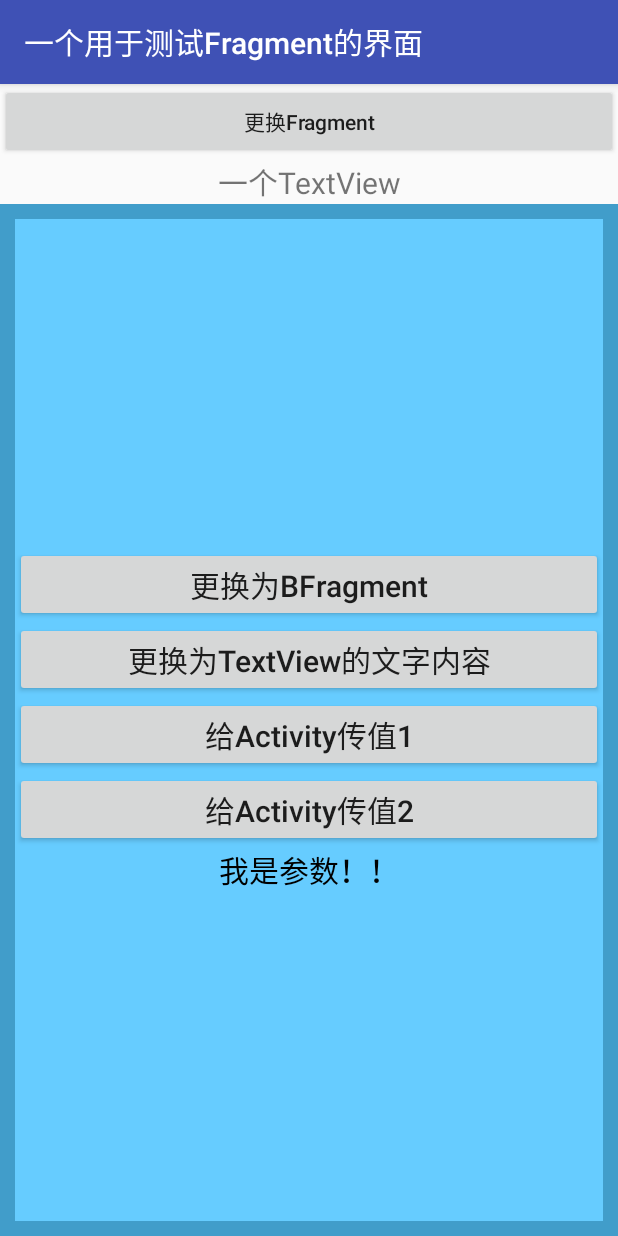
After one commit to wx98/MyFirstAndroidProject, an Android app: the AFragment screen opened directly, with no data from a screen before it, on a phone screen of 412 x 824 dp. The commit adds this screen. Run offline under Robolectric (Android 15) with nearby library versions, the phone set to English and light mode, and no system bars.

Commit message:
更新Fragment测试窗口

```diff
--- /dev/null
+++ b/app/src/main/java/cn/wxxwwx98/testone/fragment/AFragment.java
@@ -0,0 +1,120 @@
+package cn.wxxwwx98.testone.fragment;
+
+import android.app.Activity;
+import android.content.Context;
+import android.os.Bundle;
+import android.support.annotation.NonNull;
+import android.support.annotation.Nullable;
+import android.support.v4.app.Fragment;
+import android.util.Log;
+import android.view.LayoutInflater;
+import android.view.View;
+import android.view.ViewGroup;
+import android.widget.Button;
+import android.widget.TextView;
+
+import cn.wxxwwx98.testone.R;
+
+public class AFragment extends Fragment {
+    private TextView mtv;
+//    private Activity mActivity;
+    private Button mBtnChange;
+    private Button mBtnReset;
+    private Button mBtnMessage;
+    private Button mBtnMessage2;
+    private BFragment bFragment;
+    private IOnMessageClick listener;
+
+
+    public static AFragment newInstance(String s){
+        AFragment fragment = new AFragment();
+        Bundle bundle = new Bundle();
+        bundle.putString("title",s);
+        fragment.setArguments(bundle);
+        return fragment;
+    }
+
+    @Nullable
+    @Override
+    public View onCreateView(@NonNull LayoutInflater inflater, @Nullable ViewGroup container, @Nullable Bundle savedInstanceState) {
+        View view =  inflater.inflate(R.layout.fragment_a,container,false);
+//        return super.onCreateView(inflater, container, savedInstanceState);
+        Log.d("AFragment ","-----onCreateView----");
+        return  view;
+    }
+
+    @Override
+    public void onViewCreated(@NonNull View view, @Nullable Bundle savedInstanceState) {
+        super.onViewCreated(view, savedInstanceState);
+        mtv = view.findViewById(R.id.tv_title);
+        mBtnChange = view.findViewById(R.id.btn_change);
+        mBtnReset = view.findViewById(R.id.btn_reset);
+        mBtnMessage = view.findViewById(R.id.btn_message);
+        mBtnMessage2 = view.findViewById(R.id.btn_message2);
+        mBtnChange.setOnClickListener(new View.OnClickListener() {
+            @Override
+            public void onClick(View v) {
+                if(bFragment == null)bFragment = new BFragment();
+                Fragment fragment = getFragmentManager().findFragmentByTag("a");
+                if(fragment != null){
+                    getFragmentManager().beginTransaction().hide(fragment).add(R.id.fl_container,bFragment).addToBackStack(null).commitAllowingStateLoss();
+                }else{
+                    getFragmentManager().beginTransaction().replace(R.id.fl_container,bFragment).addToBackStack(null).commitAllowingStateLoss();
+
+                }
+            }
+        });
+        mBtnMessage.setOnClickListener(new View.OnClickListener() {
+            @Override
+            public void onClick(View v) {
+                ((ContainerActivity)getActivity()).setData("这是来自AFragment的参数1");
+            }
+        });
+        mBtnMessage2.setOnClickListener(new View.OnClickListener() {
+            @Override
+            public void onClick(View v) {
+//                ((ContainerActivity)getActivity()).setData("这是来自AFragment的参数");
+                listener.onClick("这是来自AFragment的参数2");
+            }
+        });
+
+        mBtnReset.setOnClickListener(new View.OnClickListener() {
+            @Override
+            public void onClick(View v) {
+                mtv.setText("新参数！");
+
+            }
+        });
+
+        if(getArguments() != null){
+            mtv.setText(getArguments().getString("title"));
+        }
+
+    }
+
+    @Override
+    public void onAttach(Context context) {
+        super.onAttach(context);
+        try{
+            listener = (IOnMessageClick) context;
+        }catch (ClassCastException e) {
+            throw new ClassCastException("Activity 必须实现 IOnMessageClick 接口");
+        }
+    }
+
+    @Override
+    public void onDetach() {
+        super.onDetach();
+
+    }
+
+    @Override
+    public void onDestroy() {
+        super.onDestroy();
+    }
+
+    //接口
+    public interface IOnMessageClick{
+        void onClick(String text);
+    }
+}
--- /dev/null
+++ b/app/src/main/java/cn/wxxwwx98/testone/fragment/BFragment.java
@@ -0,0 +1,30 @@
+package cn.wxxwwx98.testone.fragment;
+
+import android.os.Bundle;
+import android.support.annotation.NonNull;
+import android.support.annotation.Nullable;
+import android.support.v4.app.Fragment;
+import android.view.LayoutInflater;
+import android.view.View;
+import android.view.ViewGroup;
+import android.widget.TextView;
+
+import cn.wxxwwx98.testone.R;
+
+public class BFragment extends Fragment {
+    private TextView mtv;
+
+    @Nullable
+    @Override
+    public View onCreateView(@NonNull LayoutInflater inflater, @Nullable ViewGroup container, @Nullable Bundle savedInstanceState) {
+        View view =  inflater.inflate(R.layout.fragment_b,container,false);
+//        return super.onCreateView(inflater, container, savedInstanceState);
+        return  view;
+    }
+
+    @Override
+    public void onViewCreated(@NonNull View view, @Nullable Bundle savedInstanceState) {
+        super.onViewCreated(view, savedInstanceState);
+        mtv = view.findViewById(R.id.tv_title);
+    }
+}
--- /dev/null
+++ b/app/src/main/java/cn/wxxwwx98/testone/fragment/ContainerActivity.java
@@ -0,0 +1,52 @@
+package cn.wxxwwx98.testone.fragment;
+
+import android.provider.CalendarContract;
+import android.support.v7.app.AppCompatActivity;
+import android.os.Bundle;
+import android.view.View;
+import android.widget.Button;
+import android.widget.TextView;
+
+import java.time.Instant;
+
+import cn.wxxwwx98.testone.R;
+
+public class ContainerActivity extends AppCompatActivity implements AFragment.IOnMessageClick{
+    private Button btn1;
+    private AFragment aFragment;
+    private BFragment bFragment;
+    private TextView mTvMessage;
+    @Override
+    protected void onCreate(final Bundle savedInstanceState) {
+        super.onCreate(savedInstanceState);
+        setContentView(R.layout.activity_container);
+//        getSupportActionBar().hide();
+
+        mTvMessage = findViewById(R.id.tv_message);
+        //实例化AFragment
+        aFragment = AFragment.newInstance("我是参数！！");
+        //把AFragment添加到Activity中
+        bFragment = new BFragment();
+        getSupportFragmentManager().beginTransaction().add(R.id.fl_container, aFragment,"a").commitAllowingStateLoss();
+
+        btn1 = findViewById(R.id.btn_change);
+        btn1.setOnClickListener(new View.OnClickListener() {
+            @Override
+            public void onClick(View v) {
+                if(bFragment == null)bFragment = new BFragment();
+                getSupportFragmentManager().beginTransaction().replace(R.id.fl_container,bFragment).commitAllowingStateLoss();
+
+            }
+        });
+
+    }
+
+    public void setData(String text){
+        mTvMessage.setText(text);
+    }
+
+    @Override
+    public void onClick(String text) {
+        mTvMessage.setText(text);
+    }
+}
--- /dev/null
+++ b/app/src/main/res/layout/activity_container.xml
@@ -0,0 +1,29 @@
+<?xml version="1.0" encoding="utf-8"?>
+<RelativeLayout xmlns:android="http://schemas.android.com/apk/res/android"
+    android:layout_width="match_parent"
+    android:layout_height="match_parent"
+    android:orientation="vertical">
+    <Button
+        android:id="@+id/btn_change"
+        android:layout_width="match_parent"
+        android:layout_height="50dp"
+        android:text="更换Fragment"
+        android:textAllCaps="false"/>
+    <TextView
+        android:id="@+id/tv_message"
+        android:layout_width="match_parent"
+        android:layout_height="wrap_content"
+        android:layout_below="@+id/btn_change"
+        android:textSize="20sp"
+        android:text="一个TextView"
+        android:gravity="center"/>
+
+    <FrameLayout
+        android:id="@+id/fl_container"
+        android:layout_width="match_parent"
+        android:layout_height="match_parent"
+        android:layout_below="@+id/tv_message"
+        android:background="#419dca">
+
+    </FrameLayout>
+</RelativeLayout>
--- /dev/null
+++ b/app/src/main/res/layout/fragment_a.xml
@@ -0,0 +1,45 @@
+<?xml version="1.0" encoding="utf-8"?>
+<LinearLayout xmlns:android="http://schemas.android.com/apk/res/android"
+    android:orientation="vertical" android:layout_width="match_parent"
+    android:layout_height="match_parent"
+    android:gravity="center"
+    android:background="#66ccff"
+    android:layout_margin="10dp">
+    <Button
+        android:id="@+id/btn_change"
+        android:layout_width="match_parent"
+        android:layout_height="50dp"
+        android:text="更换为BFragment"
+        android:textAllCaps="false"
+        android:textSize="20sp"/>
+    <Button
+        android:id="@+id/btn_reset"
+        android:layout_width="match_parent"
+        android:layout_height="50dp"
+        android:text="更换为TextView的文字内容"
+        android:textAllCaps="false"
+        android:textSize="20sp"/>
+    <Button
+        android:id="@+id/btn_message"
+        android:layout_width="match_parent"
+        android:layout_height="50dp"
+        android:text="给Activity传值1"
+        android:textAllCaps="false"
+        android:textSize="20sp"/>
+    <Button
+        android:id="@+id/btn_message2"
+        android:layout_width="match_parent"
+        android:layout_height="50dp"
+        android:text="给Activity传值2"
+        android:textAllCaps="false"
+        android:textSize="20sp"/>
+    <TextView
+        android:id="@+id/tv_title"
+        android:layout_width="match_parent"
+        android:layout_height="wrap_content"
+        android:textColor="#000"
+        android:textSize="20sp"
+        android:text="我是AFragment"
+        android:gravity="center"/>
+
+</LinearLayout>
```
Also changed, not shown: app/src/main/AndroidManifest.xml (+9 -2 lines), app/src/main/java/cn/wxxwwx98/testone/MainActivity.java (+5 -4 lines), app/src/main/res/layout/activity_main.xml (+4 -3 lines), app/src/main/res/layout/fragment_b.xml (added, +17 -0 lines).
